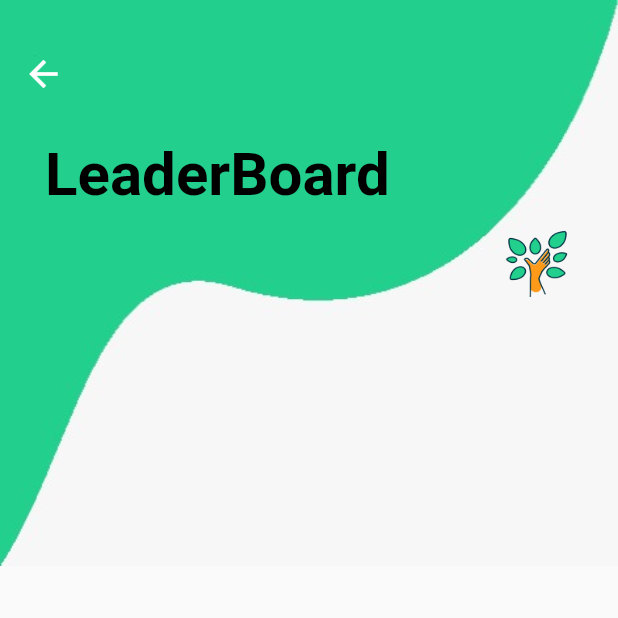
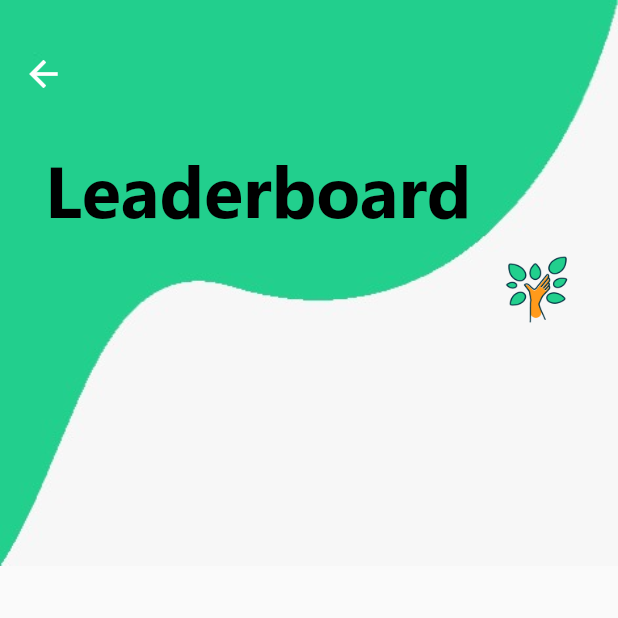
Before and after one commit to Aritra-Samanta/EcoEden, a Flutter app: the HomePage screen opened by its route, after a tap on an icon or button, on a phone screen of 412 x 824 dp, the top half of it. Run offline on Flutter 3.47's test engine with Material 2 defaults, Android fonts, the phone set to English and light mode, and no system bars; our stand-ins replace cached_network_image, flutter_redux, font_awesome_flutter, geolocator, google_maps_flutter, image_picker and 6 more; accounts and stored records are empty.

Commit message:
Added new font styles

```diff
--- a/lib/screens/feeds_page.dart
+++ b/lib/screens/feeds_page.dart
@@ -70,7 +70,7 @@ class FeedsPageState extends State<FeedsPage> {
     //print(_newsArticles[0].description);
     return Scaffold(
         appBar: AppBar(
-          title: Text('Feeds'),
+          title: Text('Feed'),
         ),
         body: Container(
           child: Column(
--- a/lib/screens/home_page.dart
+++ b/lib/screens/home_page.dart
@@ -180,16 +180,22 @@ class HomePageState extends State<HomePage> {
                           color: Colors.greenAccent[100],
 //                        color: Color.fromRGBO(250,250, 250, 1),
                         ),
-                        accountName: Text(global_store.state.user.userName ,
-                            style:TextStyle( color:Colors.black , fontSize: 20)),
+                        accountName: Text(global_store.state.user.userName,
+                            style:TextStyle(color:Colors.black,
+                                fontSize: 24.0,
+                                fontFamily: "SegoeUI",
+                                fontWeight: FontWeight.w700)),
                         accountEmail: Text(global_store.state.user.email,
-                            style:TextStyle( color:Colors.black , fontSize: 20)),
+                            style:TextStyle( color:Colors.black,
+                                fontSize: 18.0,
+                                fontFamily: "SegoeUI",
+                                fontWeight: FontWeight.w600)),
                         currentAccountPicture: GestureDetector(
                           child: Hero(
                             tag: "profile",
                             child: CircleAvatar(
                               backgroundColor: Colors.lightBlueAccent,
-                              child: Text(sendData(), style: TextStyle(fontSize: 40.0),),
+                              child: Text(sendData(), style: TextStyle(fontSize: 40.0)),
                             ),
                           ),
                           onTap: () {
@@ -199,8 +205,8 @@ class HomePageState extends State<HomePage> {
                       ),
                       GestureDetector(
                         child: Container(
-                          padding: EdgeInsets.fromLTRB(15.0, 5.0, 0.0, 5.0),
-                          child: Text('Profile', style: TextStyle(fontSize: 20.0),
+                          padding: EdgeInsets.fromLTRB(15.0, 5.0, 0.0, 3.0),
+                          child: Text('Profile', style: TextStyle(fontFamily: "SegoeUI", fontSize: 20.0),
                           ),
                         ),
                         onTap: () {
@@ -210,8 +216,8 @@ class HomePageState extends State<HomePage> {
                       Divider(indent: 15.0, endIndent: 20.0, color: Colors.black),
                       GestureDetector(
                         child: Container(
-                          padding: EdgeInsets.fromLTRB(15.0, 5.0, 0.0, 5.0),
-                          child: Text('About Us', style: TextStyle(fontSize: 20.0),),
+                          padding: EdgeInsets.fromLTRB(15.0, 5.0, 0.0, 3.0),
+                          child: Text('About Us', style: TextStyle(fontFamily: "SegoeUI", fontSize: 20.0)),
                         ),
                         onTap: () {
                           Navigator.pop(context);
@@ -220,8 +226,8 @@ class HomePageState extends State<HomePage> {
                       Divider(indent: 15.0, endIndent: 20.0, color: Colors.black),
                       GestureDetector(
                         child: Container(
-                          padding: EdgeInsets.fromLTRB(15.0, 5.0, 0.0, 5.0),
-                          child: Text('Privacy Policy', style: TextStyle(fontSize: 20.0),),
+                          padding: EdgeInsets.fromLTRB(15.0, 5.0, 0.0, 3.0),
+                          child: Text('Privacy Policy', style: TextStyle(fontFamily: "SegoeUI", fontSize: 20.0)),
                         ),
                         onTap: () {
                           Navigator.pop(context);
@@ -230,8 +236,8 @@ class HomePageState extends State<HomePage> {
                       Divider(indent: 15.0, endIndent: 20.0, color: Colors.black),
                       GestureDetector(
                         child: Container(
-                          padding: EdgeInsets.fromLTRB(15.0, 5.0, 0.0, 5.0),
-                          child: Text('Logout', style: TextStyle(fontSize: 20.0),),
+                          padding: EdgeInsets.fromLTRB(15.0, 5.0, 0.0, 3.0),
+                          child: Text('Logout', style: TextStyle(fontFamily: "SegoeUI", fontSize: 20.0)),
                         ),
                         onTap: () {
                           global_store.dispatch(new LogoutAction().logout());
@@ -252,8 +258,14 @@ class HomePageState extends State<HomePage> {
                                 Image.asset("assets/COVID_19_2.png", height: 50, width: 150,),
                                 SizedBox(height: 20.0),
                                 Image.asset("assets/EcoEden-Logo-withoutText.png",height: 150.0,width:200.0),
-                                Text("\u00a9 EcoEden 2020"),
-                                Text("All Rights Reserved."),
+                                Text("\u00a9 EcoEden 2020",
+                                style: TextStyle(
+                                    fontFamily: "SegoeUI"
+                                ),),
+                                Text("All Rights Reserved.",
+                                style: TextStyle(
+                                    fontFamily: "SegoeUI"
+                                ),),
                               ],
                             )
                         )
@@ -266,7 +278,7 @@ class HomePageState extends State<HomePage> {
         body: _child,
         floatingActionButtonLocation: FloatingActionButtonLocation.centerDocked,
         floatingActionButton: FloatingActionButton(
-          child: Icon(Icons.add_a_photo, color: Colors.black,),
+          child: Icon(Icons.add_a_photo, color: Colors.black, size: 27.5,),
           backgroundColor: Colors.blueGrey[100],
           elevation: 0.0,
           onPressed: () {
@@ -283,13 +295,18 @@ class HomePageState extends State<HomePage> {
                 mainAxisSize: MainAxisSize.max,
                 mainAxisAlignment: MainAxisAlignment.spaceBetween,
                 children: <Widget>[
-                  IconButton(
+                  Padding(
+                    padding: const EdgeInsets.only(left: 20.0),
+                    child: IconButton(
                       icon: Icon(FontAwesomeIcons.trophy),
                       onPressed: (){
                         global_store.dispatch(new NavigatePushAction(AppRoutes.leaderboard));
                       },
                     ),
-                  IconButton(
+                  ),
+                  Padding(
+                    padding: const EdgeInsets.only(right: 20.0),
+                    child: IconButton(
 //                color: Colors.black,
                       icon: Icon(
                         FontAwesomeIcons.listAlt,
@@ -298,6 +315,7 @@ class HomePageState extends State<HomePage> {
                         global_store
                             .dispatch(new NavigatePushAction(AppRoutes.feed));
                       },
+                    ),
                   ),
                 ],
               ),
--- a/lib/screens/leaderboard.dart
+++ b/lib/screens/leaderboard.dart
@@ -90,11 +90,12 @@ class _LeaderBoardState extends State<LeaderBoard> {
             child: Align(
                 alignment: Alignment.centerLeft,
                 child: Text(
-                  'LeaderBoard',
+                  'Leaderboard',
                   style: TextStyle(
                       color: Colors.black,
-                      fontSize: 40.0,
-                      fontWeight: FontWeight.bold),
+                      fontSize: 48.0,
+                      fontFamily: "SegoeUI",
+                      fontWeight: FontWeight.w700),
                   textAlign: TextAlign.left,
                 )),
           ),
@@ -129,24 +130,24 @@ class _LeaderBoardState extends State<LeaderBoard> {
                           MainAxisAlignment.start,
                           children: <Widget>[
                             Text(
-                              " " * 5 +
+                              " " * 2 +
                                   (index + 1)
                                       .toString()
-                                      .padLeft(2, '0') + " " * 5,
+                                      .padLeft(2, '0') + " " * 3,
                               style:
-                              TextStyle(fontSize: 20.0),
+                              TextStyle(fontSize: 24.0, fontFamily: "SegoeUI", fontWeight: FontWeight.w300),
                             ),
                             CircleAvatar(
                               radius: 26.0,
                               backgroundColor: Colors.lightBlueAccent,
                               child: Text(
                                 (widget._army[index].firstName)[0].toString(),
-                                style: TextStyle(fontSize: 28.0),
+                                style: TextStyle(fontSize: 21.0),
                               ),
                             ),
                             Expanded(
                               child: Text(
-                                  " " * 6 +
+                                  " " * 3 +
                                       widget._army[index]
                                           .userName
                                           .substring(0, 6),
@@ -154,7 +155,7 @@ class _LeaderBoardState extends State<LeaderBoard> {
                                       fontSize: 20.0,
                                       fontFamily:
                                       "Segoe UI")),
-                              flex: 9,
+                              flex: 7,
                             ),
                             Expanded(
                               child: Text(
@@ -162,9 +163,9 @@ class _LeaderBoardState extends State<LeaderBoard> {
                                     .score
                                     .toString(),
                                 style: TextStyle(
-                                    fontWeight:
-                                    FontWeight.bold,
-                                    fontSize: 20.0),
+                                    fontFamily: "SegoeUI",
+                                    fontWeight: FontWeight.w700,
+                                    fontSize: 24.0),
                               ),
                               flex: 2,
                             ),
--- a/lib/screens/signup_page.dart
+++ b/lib/screens/signup_page.dart
@@ -217,7 +217,7 @@ class RegisterPage extends StatelessWidget{
             color: Colors.blue,
             child: Text(
               'Register',
-              style: TextStyle(color: Colors.white, fontSize: 20.0),
+              style: TextStyle(color: Colors.white, fontSize: 20.0, fontFamily: "SegoeUI", fontWeight: FontWeight.w600, fontStyle: FontStyle.italic),
             ),
             onPressed: () {
 
```
Also changed, not shown: lib/screens/camera_page.dart (+15 -10 lines), lib/screens/profile_page.dart (+35 -18 lines), pubspec.yaml (+21 -6 lines), assets/custom_fonts/SegoeUI-Bold.ttf (added), assets/custom_fonts/SegoeUI-BoldItalic.ttf (added), assets/custom_fonts/SegoeUI-Italic.ttf (added), assets/custom_fonts/SegoeUI-Light.ttf (added), assets/custom_fonts/SegoeUI-LightItalic.ttf (added), assets/custom_fonts/SegoeUI-Regular.ttf (added), assets/custom_fonts/SegoeUI-SemiBold.ttf (added), assets/custom_fonts/SegoeUI-SemiBoldItalic.ttf (added), assets/custom_fonts/SegoeUI-SemiLight.ttf (added), assets/custom_fonts/SegoeUI-SemiLightItalic.ttf (added). Lines whose indentation alone changed are shown as unchanged.
